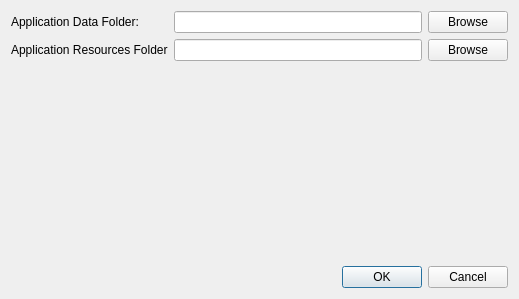
Before: the Qt Designer form OwNetClient/view/preferencesdialog.ui in OwNet/qtownet, drawn with Qt 5.
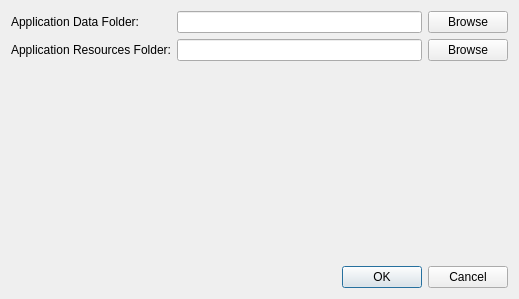
After: the same form once the commit is applied.

Commit message: Minor modifications in Preferences dialog

The edit to the form file:
```diff
--- a/OwNetClient/view/preferencesdialog.ui
+++ b/OwNetClient/view/preferencesdialog.ui
@@ -24,6 +24,9 @@
        <property name="text">
         <string>Application Data Folder:</string>
        </property>
+       <property name="alignment">
+        <set>Qt::AlignRight|Qt::AlignTrailing|Qt::AlignVCenter</set>
+       </property>
       </widget>
      </item>
      <item row="1" column="1">
@@ -57,7 +60,10 @@
      <item row="2" column="0">
       <widget class="QLabel" name="label_2">
        <property name="text">
-        <string>Application Resources Folder</string>
+        <string>Application Resources Folder:</string>
+       </property>
+       <property name="alignment">
+        <set>Qt::AlignRight|Qt::AlignTrailing|Qt::AlignVCenter</set>
        </property>
       </widget>
      </item>
```
